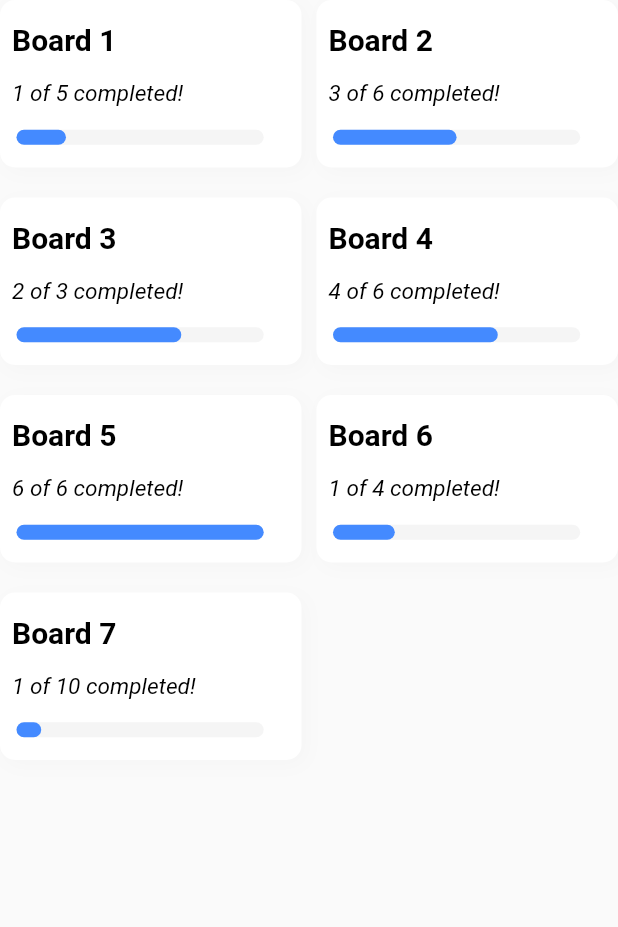
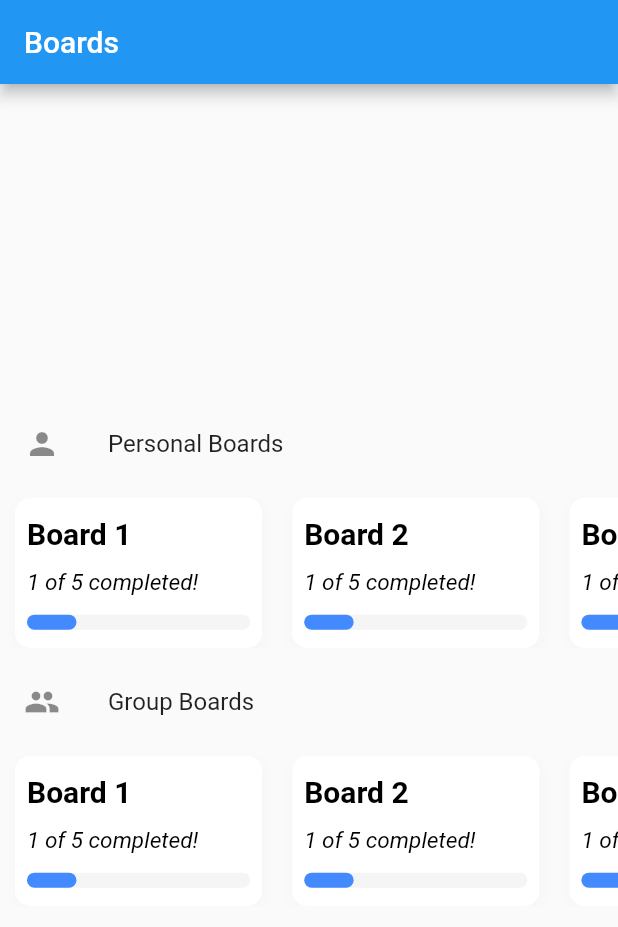
Before and after one commit to Diaga/Twix, a Flutter app: the screen it shows after launch, on a phone screen of 412 x 824 dp. Shown: the top 927 px of the screen. Run offline on Flutter 3.47's test engine with Material 2 defaults, Android fonts, the phone set to English and light mode, and no system bars.

Commit message:
Updated board screen

```diff
--- a/lib/Screens/board_screen.dart
+++ b/lib/Screens/board_screen.dart
@@ -1,9 +1,5 @@
 import 'package:flutter/material.dart';
-
-import 'package:twix/Palette/palette.dart';
-
 import 'package:twix/Widgets/board/board.dart';
-import 'package:twix/Widgets/board/board_row.dart';
 
 class BoardScreen extends StatefulWidget {
   @override
@@ -13,11 +9,23 @@ class BoardScreen extends StatefulWidget {
 class _BoardScreenState extends State<BoardScreen> {
   @override
   Widget build(BuildContext context) {
-    return GridView.count(
-      crossAxisCount: 2,
-      mainAxisSpacing: 20,
-      crossAxisSpacing: 10,
-      childAspectRatio: 1.8,
+    return Scaffold(
+      appBar: AppBar(
+        title: Text('Boards'),
+      ),
+      body: Column(
+        mainAxisAlignment: MainAxisAlignment.center,
+        children: <Widget>[
+          ListTile(
+            leading: Icon(Icons.person),
+            title: Text('Personal Boards'),
+          ),
+          Padding(
+            padding: const EdgeInsets.symmetric(vertical:8.0),
+            child: Container(
+              height: 100,
+              child: ListView(
+                scrollDirection: Axis.horizontal,
                 children: <Widget>[
                   Board(
                     heading: 'Board 1',
@@ -26,35 +34,50 @@ class _BoardScreenState extends State<BoardScreen> {
                   ),
                   Board(
                     heading: 'Board 2',
-          doneTasks: 3,
-          totalTasks: 6,
+                    doneTasks: 1,
+                    totalTasks: 5,
                   ),
                   Board(
                     heading: 'Board 3',
-          doneTasks: 2,
-          totalTasks: 3,
+                    doneTasks: 1,
+                    totalTasks: 5,
+                  ),
+                ],
+              ),
+            ),
+          ),
+          ListTile(
+            leading: Icon(Icons.group),
+            title: Text('Group Boards'),
+          ),
+          Padding(
+            padding: const EdgeInsets.symmetric(vertical:8.0),
+            child: Container(
+              height: 100,
+              child: ListView(
+                scrollDirection: Axis.horizontal,
+                children: <Widget>[
+                  Board(
+                    heading: 'Board 1',
+                    doneTasks: 1,
+                    totalTasks: 5,
                   ),
                   Board(
-          heading: 'Board 4',
-          doneTasks: 4,
-          totalTasks: 6,
+                    heading: 'Board 2',
+                    doneTasks: 1,
+                    totalTasks: 5,
                   ),
                   Board(
-          heading: 'Board 5',
-          doneTasks: 6,
-          totalTasks: 6,
-        ),
-        Board(
-          heading: 'Board 6',
+                    heading: 'Board 3',
                     doneTasks: 1,
-          totalTasks: 4,
-        ),
-        Board(
-          heading: 'Board 7',
-          doneTasks: 1,
-          totalTasks: 10,
+                    totalTasks: 5,
                   ),
                 ],
+              ),
+            ),
+          ),
+        ],
+      ),
     );
   }
 }
--- a/lib/Screens/task_screen.dart
+++ b/lib/Screens/task_screen.dart
@@ -17,12 +17,15 @@ class _TaskScreenState extends State<TaskScreen> {
           'Tasks',
           style: TextStyle(color: Colors.black),
         ),
+        automaticallyImplyLeading: false,
         backgroundColor: ThemeData.light().scaffoldBackgroundColor,
         elevation: 0,
         actions: <Widget>[
           IconButton(
             icon: Icon(Icons.clear),
-            onPressed: () {},
+            onPressed: () {
+              Navigator.pop(context);
+            },
             color: Colors.black,
           )
         ],
--- a/lib/Widgets/board/board.dart
+++ b/lib/Widgets/board/board.dart
@@ -1,8 +1,6 @@
 import 'package:flutter/material.dart';
 import 'package:twix/Screens/task_screen.dart';
-
 import 'package:twix/Palette/palette.dart';
-
 import 'package:twix/Widgets/board/board_heading.dart';
 import 'package:twix/Widgets/board/board_task_counter.dart';
 import 'package:twix/Widgets/board/board_task_progress_bar.dart';
@@ -51,12 +49,13 @@ class _BoardState extends State<Board> {
             boxShadow: [
               BoxShadow(
                 color: Palette.boardShadow,
-                offset: Offset(3, 3),
-                blurRadius: 10,
+                offset: Offset(1, 3),
+                blurRadius: 8,
               ),
-            ]),
-        width: size.width * 0.1,
+            ],),
+        width: size.width * 0.4,
         height: 50.0,
+        margin: EdgeInsets.symmetric(horizontal: 10),
         child: Column(
           mainAxisAlignment: MainAxisAlignment.spaceEvenly,
           crossAxisAlignment: CrossAxisAlignment.start,
@@ -73,7 +72,7 @@ class _BoardState extends State<Board> {
               ),
             ),
             Padding(
-              padding: const EdgeInsets.symmetric(horizontal:8.0),
+              padding: const EdgeInsets.symmetric(horizontal:5.0),
               child: BoardTaskProgressBar(
                 doneTasks: doneTasks,
                 totalTasks: totalTasks,
```
Lines whose indentation alone changed are shown as unchanged.
